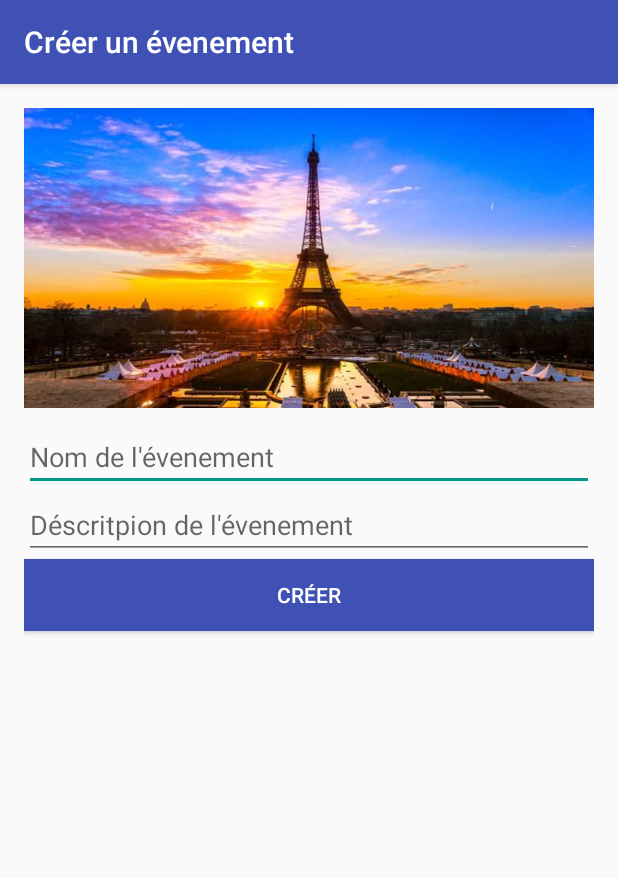
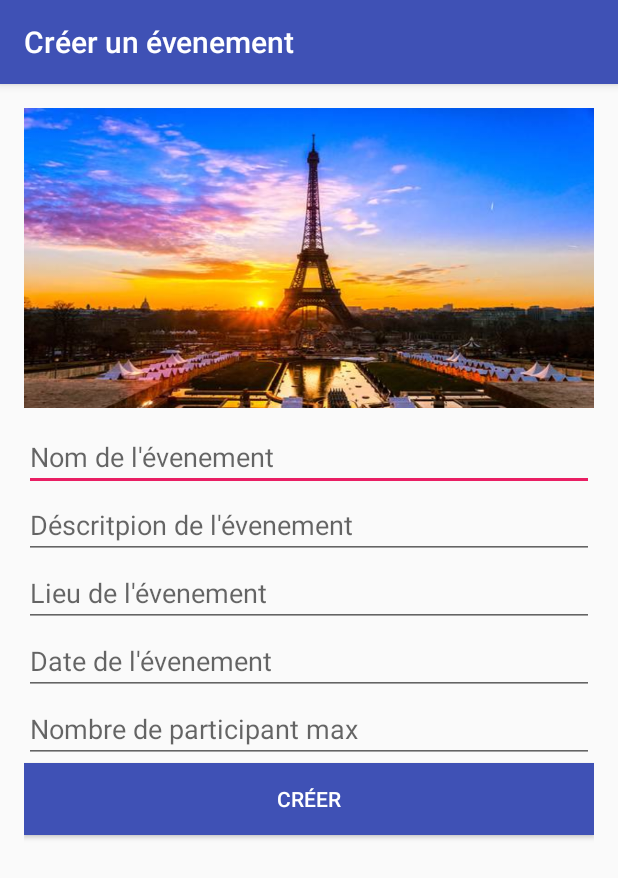
Before and after one commit to arnaud-roland/Wavent-Android, an Android app: the CreateEventActivity screen opened directly, with no data from a screen before it, on a phone screen of 412 x 824 dp. Shown: the top 878 px of the screen. Run offline under Robolectric (Android 15) with nearby library versions, the phone set to English and light mode, and no system bars; network calls fail.

Commit message:
Suite du détail d'un évenement

```diff
--- a/app/src/main/AndroidManifest.xml
+++ b/app/src/main/AndroidManifest.xml
@@ -12,7 +12,8 @@
         android:theme="@style/AppTheme">
         <activity
             android:name=".src.activity.LoginActivity"
-            android:label="@string/activity_name_login">
+            android:label="@string/activity_name_login"
+            android:theme="@style/AppTheme.NoActionBar">
             <intent-filter>
                 <action android:name="android.intent.action.MAIN" />
 
--- a/app/src/main/java/com/wavent/src/activity/CreateEventActivity.java
+++ b/app/src/main/java/com/wavent/src/activity/CreateEventActivity.java
@@ -4,14 +4,11 @@ import android.content.Intent;
 import android.support.v7.app.AppCompatActivity;
 import android.os.Bundle;
 import android.view.View;
-import android.widget.Button;
 import android.widget.EditText;
 import android.widget.ImageView;
-import android.widget.TextView;
 
 import com.google.gson.Gson;
 import com.google.gson.GsonBuilder;
-import com.google.gson.JsonObject;
 import com.wavent.R;
 import com.wavent.src.manager.ApiManager;
 import com.wavent.src.model.Event;
@@ -20,11 +17,16 @@ import com.wavent.src.model.Session;
 import org.json.JSONException;
 import org.json.JSONObject;
 
+import java.util.Date;
+
 public class CreateEventActivity extends AppCompatActivity {
 
     private ImageView imageViewEvent;
     private EditText nameTV;
     private EditText subjectTV;
+    private EditText addressTV;
+    private EditText nbMaxPartTV;
+    private EditText dateTV;
 
     @Override
     protected void onCreate(Bundle savedInstanceState) {
@@ -33,6 +35,9 @@ public class CreateEventActivity extends AppCompatActivity {
 
         nameTV = (EditText) findViewById(R.id.editText);
         subjectTV = (EditText) findViewById(R.id.editText2);
+        addressTV = (EditText) findViewById(R.id.editTextAdress);
+        nbMaxPartTV = (EditText) findViewById(R.id.editTextNbPartMax);
+        dateTV = (EditText) findViewById(R.id.editTextDate);
 
     }
 
@@ -40,11 +45,17 @@ public class CreateEventActivity extends AppCompatActivity {
 
         String name = nameTV.getText().toString();
         String subject = subjectTV.getText().toString();
+        String address = addressTV.getText().toString();
+        int nbParticipantMax = Integer.parseInt(nbMaxPartTV.getText().toString());
+        Date date = new Date();
 
         if(name.equals("") || name == null || subject.equals("") || subject == null){
-
+            //TODO popup error
         }else{
             Event newEvent = new Event(name,subject,"picture.jpeg", Session.getInstance(null).getUserConnected().getId());
+            newEvent.setAddress(address);
+            //newEvent.setDate(date);
+            newEvent.setNbParticipantsMax(nbParticipantMax);
             GsonBuilder builder = new GsonBuilder();
             Gson gson = builder.create();
             gson.toJson(newEvent,Event.class);
--- a/app/src/main/java/com/wavent/src/activity/ListEventActivity.java
+++ b/app/src/main/java/com/wavent/src/activity/ListEventActivity.java
@@ -146,7 +146,6 @@ public class ListEventActivity extends AppCompatActivity
         } else if (id == R.id.action_linear){
             recyclerView.setLayoutManager(new LinearLayoutManager(this));
         }
-
         return super.onOptionsItemSelected(item);
     }
 
--- a/app/src/main/java/com/wavent/src/holder/EventViewHolder.java
+++ b/app/src/main/java/com/wavent/src/holder/EventViewHolder.java
@@ -16,6 +16,7 @@ import com.bumptech.glide.request.RequestListener;
 import com.bumptech.glide.request.target.Target;
 import com.wavent.R;
 import com.wavent.src.listener.OnClickReceiverListener;
+import com.wavent.src.manager.ApiManager;
 import com.wavent.src.model.Event;
 
 import java.text.DateFormat;
@@ -54,6 +55,9 @@ public class EventViewHolder extends RecyclerView.ViewHolder{
 
         nameEventTV.setText(event.getName());
         subjectEventTV.setText(event.getSubject());
+
+        event.setImageUrl("https://source.unsplash.com/random");
+
         if(event.getDate()!=null){
             SimpleDateFormat formater = null;
             formater = new SimpleDateFormat("EEEE d MMM yyyy");
--- a/app/src/main/res/layout/activity_create_event.xml
+++ b/app/src/main/res/layout/activity_create_event.xml
@@ -34,6 +34,32 @@
         android:hint="@string/label_subject_event"
         android:layout_gravity="center_horizontal" />
 
+    <EditText
+        android:layout_width="match_parent"
+        android:layout_height="wrap_content"
+        android:id="@+id/editTextAdress"
+        android:singleLine="true"
+        android:hint="@string/label_address_event"
+        android:layout_gravity="center_horizontal" />
+
+    <EditText
+        android:layout_width="match_parent"
+        android:layout_height="wrap_content"
+        android:inputType="number"
+        android:id="@+id/editTextDate"
+        android:singleLine="true"
+        android:hint="@string/label_date_event"
+        android:layout_gravity="center_horizontal" />
+
+    <EditText
+        android:layout_width="match_parent"
+        android:layout_height="wrap_content"
+        android:inputType="number"
+        android:id="@+id/editTextNbPartMax"
+        android:singleLine="true"
+        android:hint="@string/label_nbPartMax_event"
+        android:layout_gravity="center_horizontal" />
+
     <Button
         android:layout_width="fill_parent"
         android:layout_height="wrap_content"
--- a/app/src/main/res/values/colors.xml
+++ b/app/src/main/res/values/colors.xml
@@ -2,6 +2,6 @@
 <resources>
     <color name="colorPrimary">#3F51B5</color>
     <color name="colorPrimaryDark">#303F9F</color>
-    <color name="colorAccent">#009688</color>
+    <color name="colorAccent">#E91E63</color>
     <color name="pink">#E91E63</color>
 </resources>
--- a/app/src/main/res/values/strings.xml
+++ b/app/src/main/res/values/strings.xml
@@ -24,6 +24,10 @@
     <!-- Label Names Create Event -->
     <string name="label_name_event">Nom de l\'évenement</string>
     <string name="label_subject_event">Déscritpion de l\'évenement</string>
+    <string name="label_address_event">Lieu de l\'évenement</string>
+    <string name="label_nbPartMax_event">Nombre de participant max</string>
+    <string name="label_date_event">Date de l\'évenement</string>
+
 
     <!-- Label Names Create User -->
     <string name="label_firstname_user">Prénom</string>
@@ -50,8 +54,7 @@
     <string name="error_pwd_inf">Veuillez saisir un mot de passe avec au moin 6 caractères</string>
     <string name="title_activity_tabbed">TabbedActivity</string>
     <string name="action_settings">Settings</string>
-    <string name="section_format">Hello World from section: %1$d</string>
-    <string name="title_activity_event">EventActivity</string>
+    <string name="title_activity_event">Détail de l\'évenement</string>
 
 
 </resources>
```
Also changed, not shown: app/src/main/java/com/wavent/src/activity/EventInfoFragment.java (+42 -2 lines), app/src/main/java/com/wavent/src/manager/ApiManager.java (+28 -0 lines), app/src/main/java/com/wavent/src/model/Event.java (+16 -0 lines), app/src/main/res/layout/event_holder_layout.xml (+7 -5 lines), app/src/main/res/layout/fragment_event_info.xml (+47 -2 lines).
